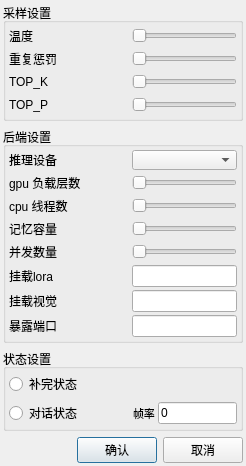
Old version of the form src/widget/settings_dialog.ui in the repository ylsdamxssjxxdd/eva.
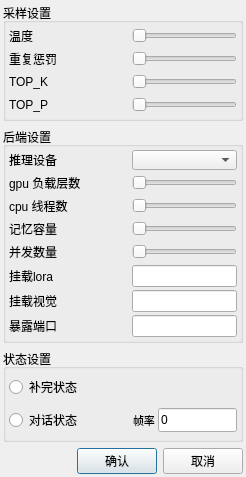
New version of the form.

What changed in the file:
```diff
--- a/src/widget/settings_dialog.ui
+++ b/src/widget/settings_dialog.ui
@@ -7,7 +7,7 @@
     <x>0</x>
     <y>0</y>
     <width>246</width>
-    <height>466</height>
+    <height>477</height>
    </rect>
   </property>
   <property name="windowTitle">
@@ -701,7 +701,7 @@
           <property name="minimumSize">
            <size>
             <width>0</width>
-            <height>22</height>
+            <height>24</height>
            </size>
           </property>
           <property name="text">
```
